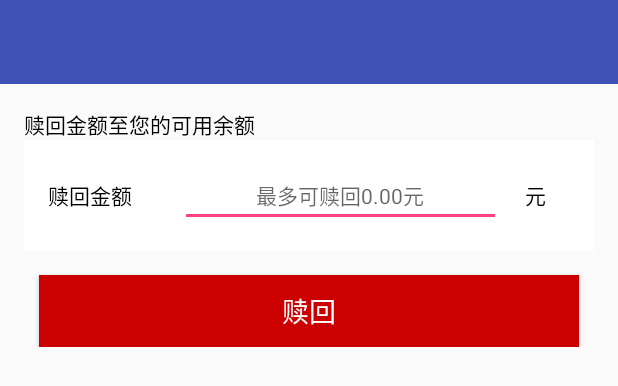
After one commit to scimmia/Wan, an Android app: the layout fragment_huoqi_redeem.xml on its own in the app's theme, with its tools: preview values and no code run, on a phone screen of 412 x 824 dp. The commit adds this screen. Shown: the top 386 px of the screen. Run offline under Robolectric (Android 15) with nearby library versions, the phone set to English and light mode, and no system bars.

Commit message:
huoqishuhui

```diff
--- /dev/null
+++ b/app/src/main/java/com/wanguanjinrong/mobile/wanguan/main/touzilicai/huoqi/HuoqiRedeemFragment.java
@@ -0,0 +1,65 @@
+package com.wanguanjinrong.mobile.wanguan.main.touzilicai.huoqi;
+
+import android.os.Bundle;
+import android.support.v7.widget.Toolbar;
+import android.view.LayoutInflater;
+import android.view.View;
+import android.view.ViewGroup;
+import android.widget.EditText;
+import butterknife.BindView;
+import butterknife.ButterKnife;
+import butterknife.Unbinder;
+import com.wanguanjinrong.mobile.wanguan.R;
+import com.wanguanjinrong.mobile.wanguan.uitls.ui.BaseFragment;
+
+/**
+ * Created by A on 2016/7/11.
+ */
+public class HuoqiRedeemFragment extends BaseFragment {
+    protected Unbinder unbinder;
+    @BindView(R.id.tb_huoqi_redeem)
+    Toolbar mToolbar;
+    @BindView(R.id.tv_huoqi_redeem_money)
+    EditText mTvHuoqiRedeemMoney;
+
+    public static BaseFragment newInstance() {
+        BaseFragment fragment = new HuoqiRedeemFragment();
+        Bundle args = new Bundle();
+        fragment.setArguments(args);
+        return fragment;
+    }
+
+    @Override
+    public void onCreate(Bundle savedInstanceState) {
+        super.onCreate(savedInstanceState);
+    }
+
+    private void initView(View view) {
+        mToolbar.setTitle("赎回申请");
+        mToolbar.setNavigationIcon(R.drawable.ic_arrow_back_white_24dp);
+        mToolbar.setNavigationOnClickListener(new View.OnClickListener() {
+            @Override
+            public void onClick(View v) {
+                _mActivity.onBackPressedSupport();
+            }
+        });
+        mTvHuoqiRedeemMoney.setHint("最多可赎回3000.00元");
+    }
+
+    @Override
+    public View onCreateView(LayoutInflater inflater, ViewGroup container,
+                             Bundle savedInstanceState) {
+        View view = inflater.inflate(R.layout.fragment_huoqi_redeem, container, false);
+        unbinder = ButterKnife.bind(this, view);
+        initView(view);
+        return view;
+    }
+
+    @Override
+    public void onDestroyView() {
+        super.onDestroyView();
+        if (unbinder != null) {
+            unbinder.unbind();
+        }
+    }
+}
--- a/app/src/main/java/com/wanguanjinrong/mobile/wanguan/main/touzilicai/huoqi/HuoqilicaiFragment.java
+++ b/app/src/main/java/com/wanguanjinrong/mobile/wanguan/main/touzilicai/huoqi/HuoqilicaiFragment.java
@@ -82,4 +82,9 @@ public class HuoqilicaiFragment extends BaseFragment implements SwipeRefreshLayo
 //        start(HuoqiBuyFragment.newInstance());
         ((MainFragment) getParentFragment()).start(HuoqiBuyFragment.newInstance());
     }
+    @OnClick(R.id.btn_huoqi_sell)
+    public void onSell(){
+//        start(HuoqiBuyFragment.newInstance());
+        ((MainFragment) getParentFragment()).start(HuoqiRedeemFragment.newInstance());
+    }
 }
--- /dev/null
+++ b/app/src/main/res/layout/fragment_huoqi_redeem.xml
@@ -0,0 +1,86 @@
+<?xml version="1.0" encoding="utf-8"?>
+<LinearLayout xmlns:android="http://schemas.android.com/apk/res/android"
+              android:orientation="vertical"
+              android:layout_width="match_parent"
+              android:layout_height="match_parent">
+    <include layout="@layout/toolbar"
+             android:id="@+id/tb_huoqi_redeem"/>
+    <ScrollView android:layout_width="match_parent" android:layout_height="match_parent">
+        <LinearLayout
+                android:id="@+id/recy"
+                android:orientation="vertical"
+                android:layout_width="match_parent"
+                android:layout_height="wrap_content"
+                android:padding="@dimen/activity_horizontal_margin"
+        >
+            <TextView
+                    android:layout_width="wrap_content"
+                    android:layout_height="wrap_content"
+                    android:text="@string/huoqi_redeem_title"
+                    android:textColor="@android:color/black"
+            />
+            <LinearLayout
+                    android:layout_width="match_parent"
+                    android:layout_height="wrap_content"
+                    android:orientation="horizontal"
+                    android:background="@android:color/background_light"
+                    android:padding="@dimen/activity_horizontal_margin"
+            >
+                <TextView
+                        android:layout_width="wrap_content"
+                        android:layout_height="wrap_content"
+                        android:text="@string/huoqi_redeem_money"
+                        android:textColor="@android:color/black"
+                        android:textSize="@dimen/text_size_14"
+                        android:textAppearance="?android:attr/textAppearanceMedium"
+                        android:gravity="center"
+                        android:layout_gravity="center"
+                        android:layout_marginRight="@dimen/activity_horizontal_margin"
+                />
+
+                <EditText
+                        android:id="@+id/tv_huoqi_redeem_money"
+                        android:layout_width="0dp"
+                        android:layout_height="wrap_content"
+                        android:layout_weight="1"
+                        android:hint="@string/huoqi_redeem_money_hint"
+                        android:textColor="@android:color/black"
+                        android:textSize="@dimen/text_size_14"
+                        android:textAppearance="?android:attr/textAppearanceMedium"
+                        android:inputType="numberDecimal"
+                        android:gravity="center"
+                        android:layout_gravity="center"
+                        android:layout_marginLeft="@dimen/activity_vertical_margin"
+                />
+                <TextView
+                        android:layout_width="wrap_content"
+                        android:layout_height="wrap_content"
+                        android:text="@string/huoqi_buy_money_yuan"
+                        android:textColor="@android:color/black"
+                        android:textSize="@dimen/text_size_14"
+                        android:textAppearance="?android:attr/textAppearanceMedium"
+                        android:gravity="center"
+                        android:layout_gravity="center"
+                        android:layout_marginLeft="@dimen/activity_horizontal_margin"
+                        android:layout_marginRight="@dimen/activity_horizontal_margin"
+                />
+            </LinearLayout>
+
+            <Button
+                    android:id="@+id/btn_huoqi_buy"
+                    android:layout_width="match_parent"
+                    android:layout_height="wrap_content"
+                    android:text="@string/huoqi_sell"
+                    android:textColor="@android:color/white"
+                    android:textSize="@dimen/text_size_18"
+                    android:background="@android:color/holo_red_dark"
+                    android:layout_marginLeft="@dimen/list_padding"
+                    android:layout_marginRight="@dimen/list_padding"
+                    android:layout_marginTop="@dimen/activity_horizontal_margin"
+                    android:paddingTop="@dimen/list_padding"
+                    android:paddingBottom="@dimen/list_padding"
+            />
+        </LinearLayout>
+
+    </ScrollView>
+</LinearLayout>
--- a/app/src/main/res/values/strings.xml
+++ b/app/src/main/res/values/strings.xml
@@ -36,4 +36,7 @@
     <string name="huoqi_buy_xieyi">点击加入即代表同意并签署《万贯活期投资协议》</string>
     <string name="huoqi_buy_jixiguize_title">*计息规则</string>
     <string name="huoqi_buy_jixiguize_detail">工作日24:00前加入，加入后第一个工作日开始计息，次日显示收益。\n节假日加入，加入后第二个工作日开始计息，次日显示收益</string>
+    <string name="huoqi_redeem_title">赎回金额至您的可用余额</string>
+    <string name="huoqi_redeem_money">赎回金额</string>
+    <string name="huoqi_redeem_money_hint">最多可赎回0.00元</string>
 </resources>
```
